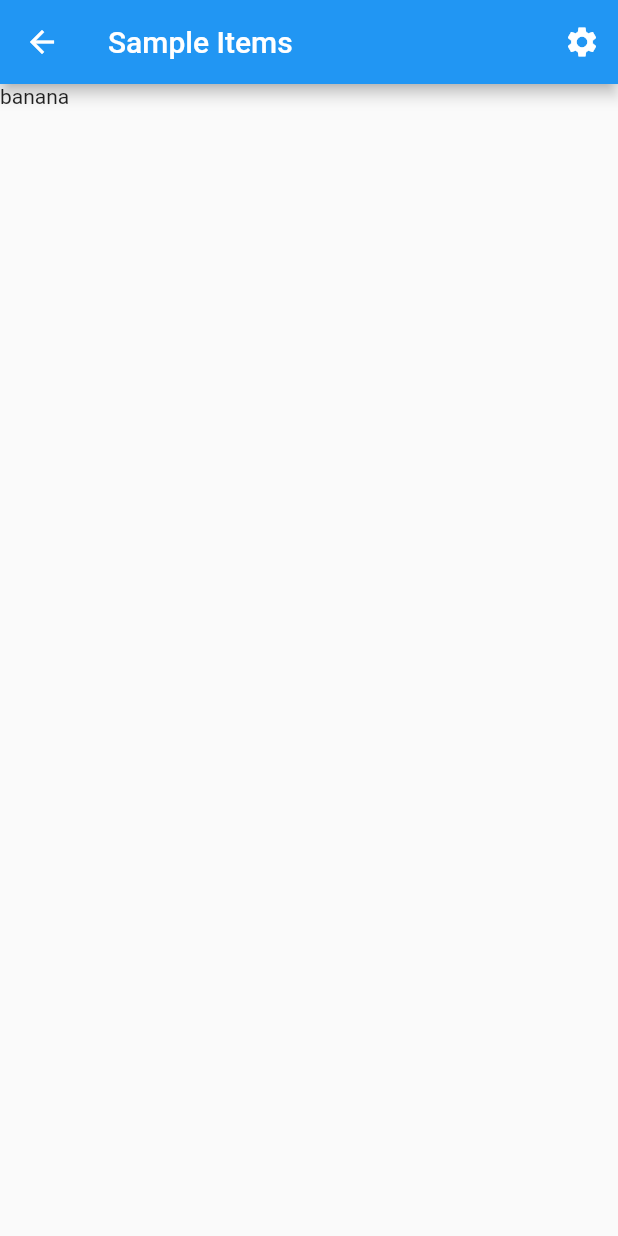
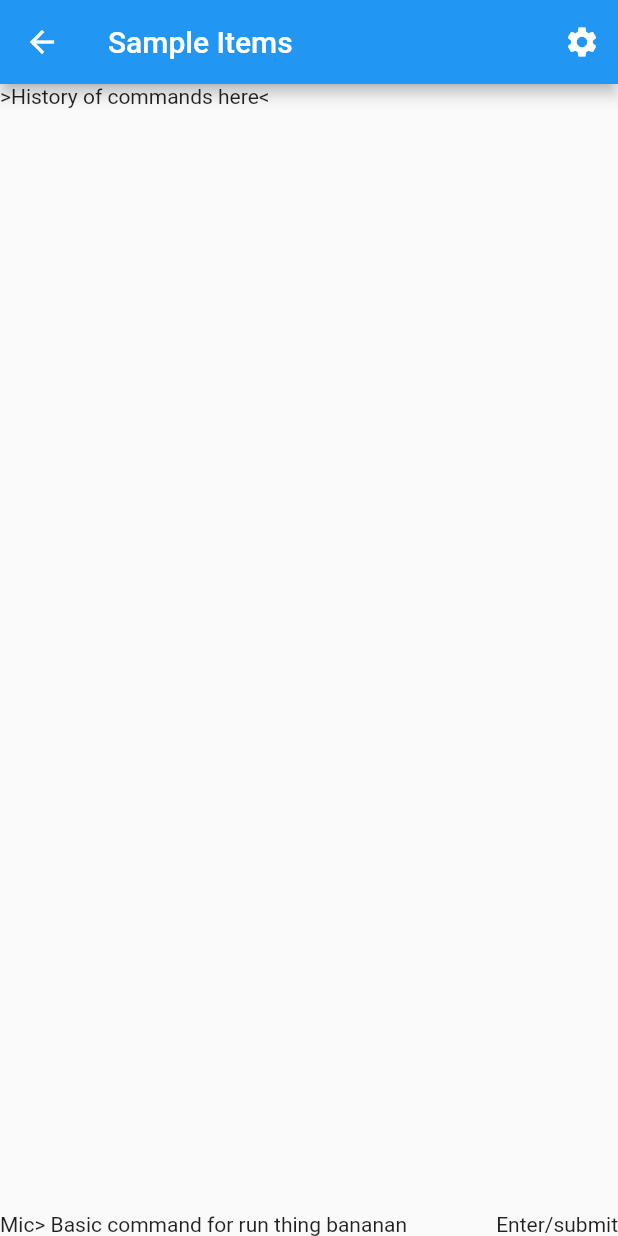
Before and after one commit to gabrielclark3330/natural-language-shell, a Flutter app: the TerminalView screen opened directly, on a phone screen of 412 x 824 dp. Run offline on Flutter 3.47's test engine with Material 2 defaults, Android fonts, the phone set to English and light mode, and no system bars; generated files the repository leaves out were written again.

Commit message:
Created basic structure for widgets Finished: Create Basic Feature Structure #10

```diff
--- /dev/null
+++ b/frontend/natural_language_shell/lib/src/footer/footer_element.dart
@@ -0,0 +1,32 @@
+import 'package:flutter/material.dart';
+import 'package:natural_language_shell/src/input/input_field.dart';
+import 'package:natural_language_shell/src/mic/mic_button.dart';
+import 'package:natural_language_shell/src/submit/submit_button.dart';
+
+// import 'package:flutter/src/widgets/framework.dart';
+// import 'package:flutter/src/widgets/placeholder.dart';
+
+class Footer extends StatelessWidget {
+  const Footer({super.key});
+
+  @override
+  Widget build(BuildContext context) {
+    return Stack(
+      children: <Widget>[
+        Align(
+          alignment: Alignment.bottomLeft,
+          child: Row(
+            children: const [
+              MicButton(),
+              InputField(),
+            ],
+          ),
+        ),
+        const Align(
+          alignment: Alignment.bottomRight,
+          child: SubmitButton(),
+        ),
+      ],
+    );
+  }
+}
--- /dev/null
+++ b/frontend/natural_language_shell/lib/src/history/history_view.dart
@@ -0,0 +1,15 @@
+import 'package:flutter/material.dart';
+
+// import 'package:flutter/src/widgets/framework.dart';
+// import 'package:flutter/src/widgets/placeholder.dart';
+
+class HistoryView extends StatelessWidget {
+  const HistoryView({super.key});
+
+  @override
+  Widget build(BuildContext context) {
+    return const Text(
+      '>History of commands here<',
+    );
+  }
+}
--- /dev/null
+++ b/frontend/natural_language_shell/lib/src/input/input_field.dart
@@ -0,0 +1,15 @@
+import 'package:flutter/material.dart';
+
+// import 'package:flutter/src/widgets/framework.dart';
+// import 'package:flutter/src/widgets/placeholder.dart';
+
+class InputField extends StatelessWidget {
+  const InputField({super.key});
+
+  @override
+  Widget build(BuildContext context) {
+    return const Text(
+      '> Basic command for run thing bananan',
+    );
+  }
+}
--- /dev/null
+++ b/frontend/natural_language_shell/lib/src/mic/mic_button.dart
@@ -0,0 +1,15 @@
+import 'package:flutter/material.dart';
+
+// import 'package:flutter/src/widgets/framework.dart';
+// import 'package:flutter/src/widgets/placeholder.dart';
+
+class MicButton extends StatelessWidget {
+  const MicButton({super.key});
+
+  @override
+  Widget build(BuildContext context) {
+    return const Text(
+      'Mic',
+    );
+  }
+}
--- /dev/null
+++ b/frontend/natural_language_shell/lib/src/submit/submit_button.dart
@@ -0,0 +1,15 @@
+import 'package:flutter/material.dart';
+
+// import 'package:flutter/src/widgets/framework.dart';
+// import 'package:flutter/src/widgets/placeholder.dart';
+
+class SubmitButton extends StatelessWidget {
+  const SubmitButton({super.key});
+
+  @override
+  Widget build(BuildContext context) {
+    return const Text(
+      'Enter/submit',
+    );
+  }
+}
--- a/frontend/natural_language_shell/lib/src/terminal/terminal_view.dart
+++ b/frontend/natural_language_shell/lib/src/terminal/terminal_view.dart
@@ -1,6 +1,8 @@
 import 'package:flutter/material.dart';
+import 'package:natural_language_shell/src/footer/footer_element.dart';
+import 'package:natural_language_shell/src/history/history_view.dart';
 
-import '../settings/settings_view.dart';
+import 'package:natural_language_shell/src/settings/settings_view.dart';
 
 class TerminalView extends StatelessWidget {
   const TerminalView({super.key});
@@ -22,10 +24,14 @@ class TerminalView extends StatelessWidget {
           ),
         ],
       ),
-      body: Container(
-        child: Text(
-          "banana",
-        ),
+      body: Stack(
+        children: const [
+          HistoryView(),
+          Align(
+            alignment: Alignment.bottomLeft,
+            child: Footer(),
+          )
+        ],
       ),
     );
   }
```
